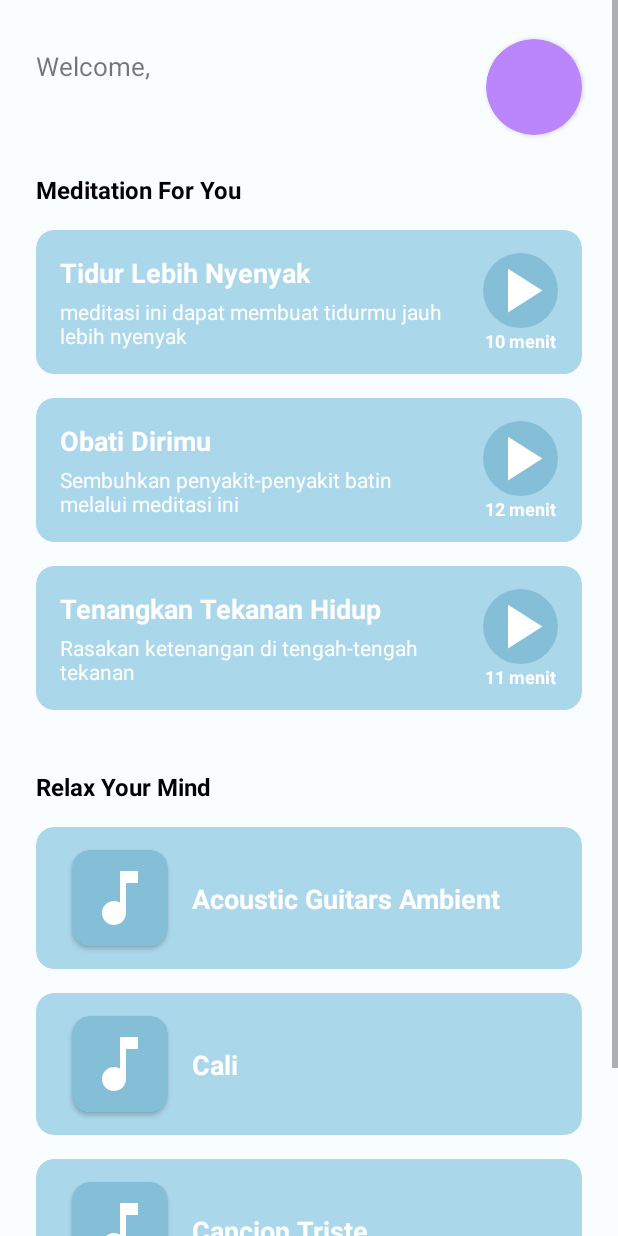
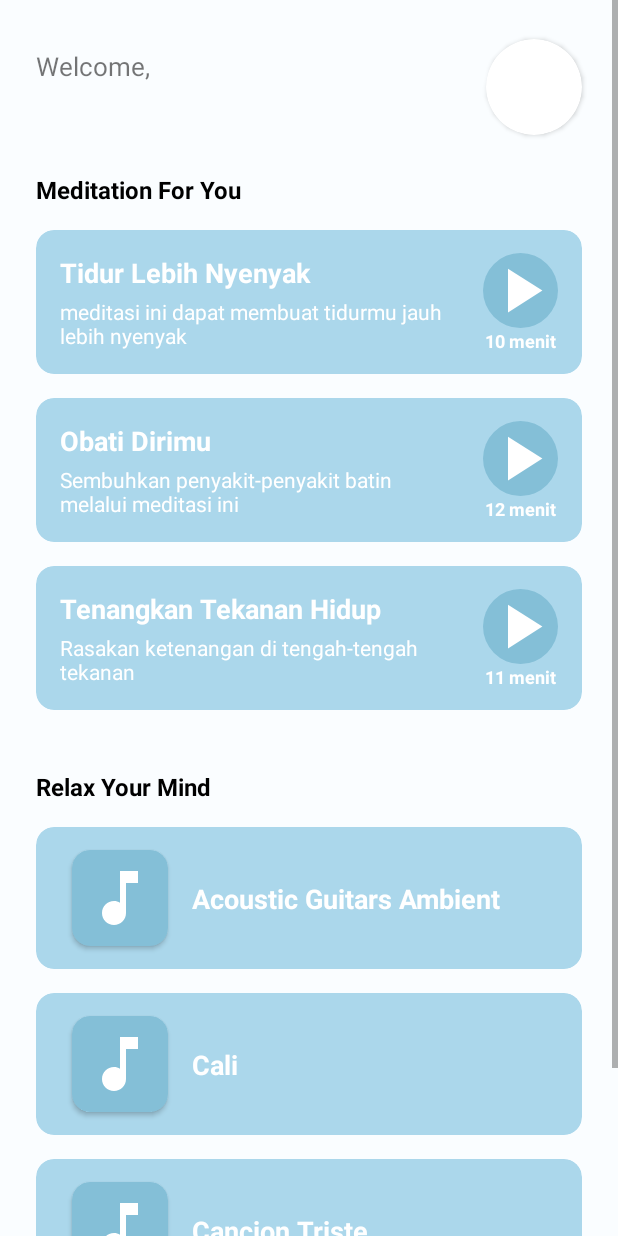
Before and after one commit to EnhanceTeam/sMEdy-app, an Android app: the fragment HomeFragment shown on its own in the app's theme, on a phone screen of 412 x 824 dp. Run offline under Robolectric (Android 15) with nearby library versions, the phone set to English and light mode, and no system bars; our stand-ins replace Firebase (no records; nobody signed in at launch, a user with empty details on screens opened directly), Picasso; pictures from the network do not load; Roboto replaces fonts that are not available here.

Commit message:
wes bener :D

```diff
--- a/Smedy/app/src/main/java/com/example/smedy/view/ProfileActivity.java
+++ b/Smedy/app/src/main/java/com/example/smedy/view/ProfileActivity.java
@@ -125,7 +125,7 @@ public class ProfileActivity extends AppCompatActivity {
 
                 Toast.makeText(ProfileActivity.this, "Sign Out Success", Toast.LENGTH_SHORT).show();
 
-                intent = new Intent(getBaseContext(), HomeFragment.class);
+                intent = new Intent(getBaseContext(), LoginActivity.class);
                 intent.setFlags(Intent.FLAG_ACTIVITY_NEW_TASK | Intent.FLAG_ACTIVITY_CLEAR_TASK);
                 startActivity(intent);
             }
--- a/Smedy/app/src/main/res/layout/fragment_home.xml
+++ b/Smedy/app/src/main/res/layout/fragment_home.xml
@@ -42,8 +42,8 @@
                 android:layout_width="64dp"
                 android:layout_height="64dp"
                 android:layout_marginEnd="24dp"
-                app:cardBackgroundColor="@color/purple_200"
-                app:cardCornerRadius="50dp"
+                app:cardBackgroundColor="@color/white"
+                app:cardCornerRadius="32dp"
                 app:layout_constraintBottom_toBottomOf="@+id/txtNamaHomeFragment"
                 app:layout_constraintEnd_toEndOf="parent"
                 app:layout_constraintTop_toTopOf="@+id/textView">
@@ -54,12 +54,11 @@
 
                     <ImageView
                         android:id="@+id/ImgUserHome"
-                        android:layout_width="match_parent"
-                        android:layout_height="match_parent"
+                        android:layout_width="0dp"
+                        android:layout_height="0dp"
                         android:scaleType="fitCenter"
                         app:layout_constraintBottom_toBottomOf="parent"
                         app:layout_constraintEnd_toEndOf="parent"
-                        app:layout_constraintHorizontal_bias="0.5"
                         app:layout_constraintStart_toStartOf="parent"
                         app:layout_constraintTop_toTopOf="parent"
                         tools:src="@drawable/logo_part_nama" />
```
